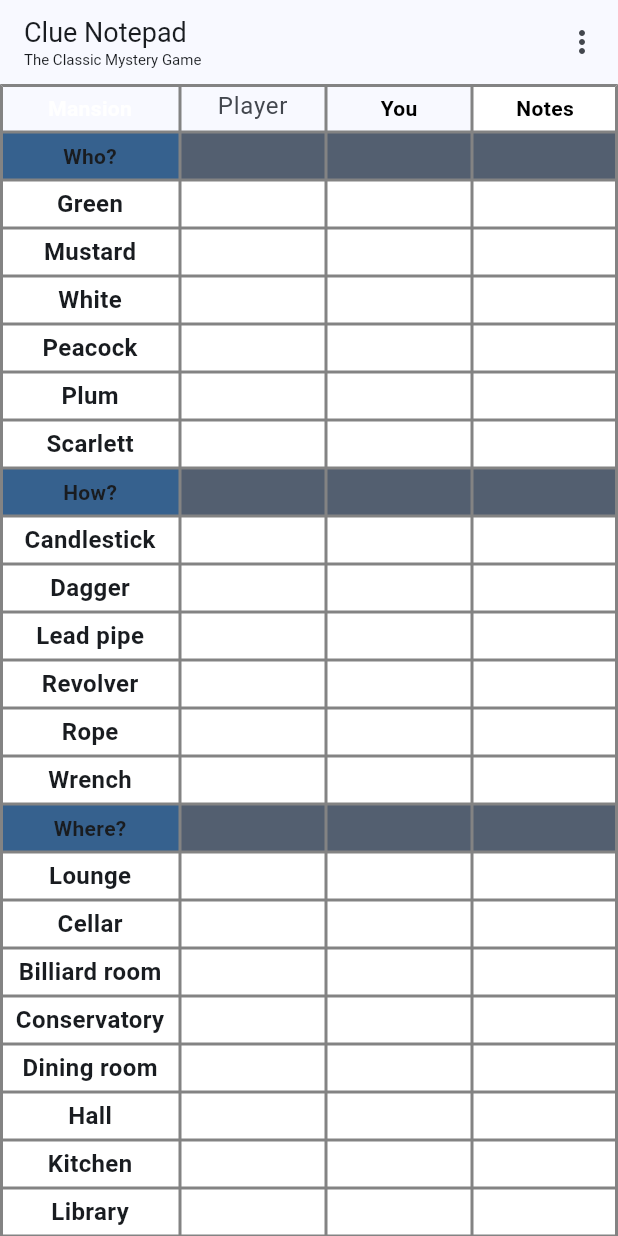
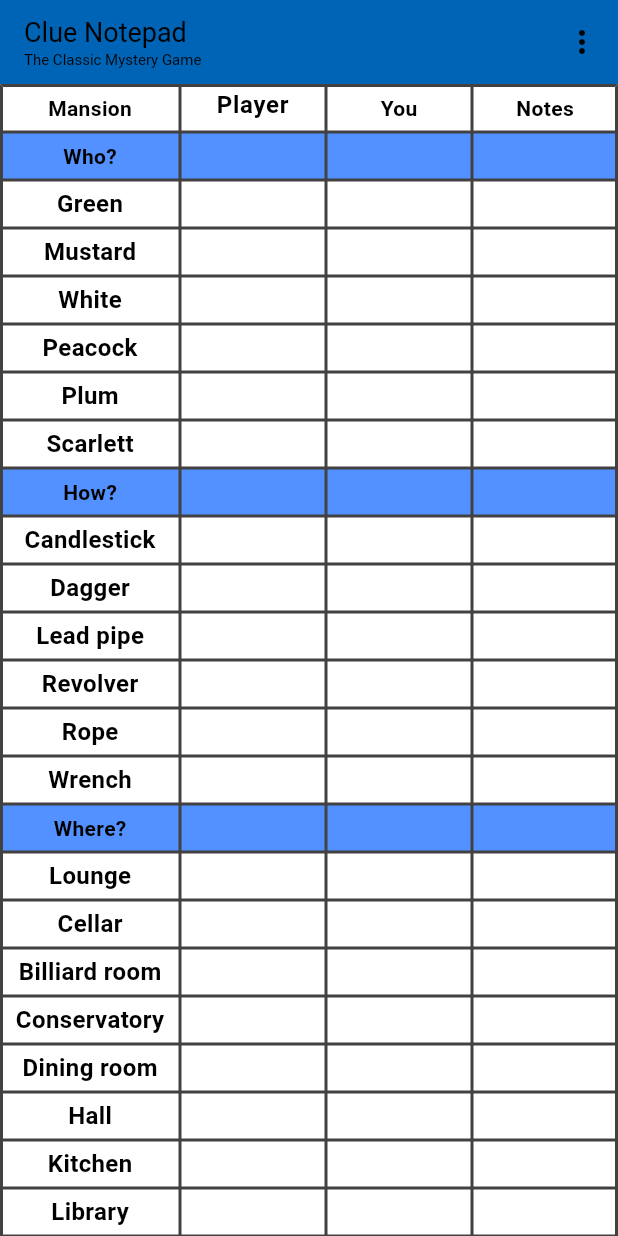
Before and after one commit to Cepeen/ClueNotepad, a Flutter app: the screen it shows after launch, on a phone screen of 412 x 824 dp. Run offline on Flutter 3.47's test engine with Material 3 defaults, Android fonts, the phone set to English and light mode, and no system bars; drawn by our look-alikes of auto_size_text; our stand-ins replace google_fonts, package_info_plus; generated files the repository leaves out were written again.

Commit message:
Cleaning ep2.

```diff
--- a/lib/tables.dart
+++ b/lib/tables.dart
@@ -147,9 +147,16 @@
       context.l10n?.roomOfRequirement
     ];
 
+    // Get the current selected theme from AppSettings
+    final appSettings = Provider.of<AppSettings>(context, listen: false);
+    final ThemeData selectedTheme = appSettings.selectedTheme;
+
     return SingleChildScrollView(
       child: Table(
-          border: TableBorder.all(width: 2, color: Color.fromARGB(255, 131, 131, 131)),
+        border: TableBorder.all(
+          width: 2,
+          color: Color.fromARGB(255, 65, 65, 65),
+        ),
         columnWidths: {
           0: FixedColumnWidth(120),
         },
@@ -159,14 +166,19 @@
             decoration: const BoxDecoration(),
             children: <Widget>[
               Container(
+                color: Colors.white,
                 alignment: Alignment.center,
                 padding: EdgeInsets.all(2.0),
-                  child: Text(context.l10n!.mansion,
-                      style: TextStyle(fontWeight: FontWeight.bold, color: Colors.white)),
+                child: Text(
+                  context.l10n!.mansion,
+                  style:
+                      TextStyle(fontWeight: FontWeight.bold, color: Color.fromARGB(255, 0, 0, 0)),
+                ),
                 height: 32,
               ),
               for (int i = 0; i <= widget.numberOfPlayers - 2; i++)
                 Container(
+                  color: Colors.white,
                   alignment: Alignment.center,
                   padding: EdgeInsets.all(2.0),
                   child: TextField(
@@ -177,15 +189,21 @@
                       enabledBorder: InputBorder.none,
                       errorBorder: InputBorder.none,
                       disabledBorder: InputBorder.none,
-                            contentPadding: EdgeInsets.only(left: 3, bottom: 10, top: 0, right: 3),
-                            hintText: context.l10n?.player)),
+                      hintText: context.l10n?.player,
+                      hintStyle: TextStyle(
+                          fontWeight: FontWeight.bold, color: Color.fromARGB(255, 0, 0, 0)),
+                    ),
+                  ),
                   height: 32,
                 ),
               Container(
+                color: Colors.white,
                 alignment: Alignment.center,
                 padding: EdgeInsets.all(2.0),
-                  child: Text(context.l10n!.you,
-                      style: TextStyle(fontWeight: FontWeight.bold, color: Colors.black)),
+                child: Text(
+                  context.l10n!.you,
+                  style: TextStyle(fontWeight: FontWeight.bold, color: Colors.black),
+                ),
                 height: 32,
               ),
               Container(
@@ -196,13 +214,13 @@
                       style: TextStyle(fontWeight: FontWeight.bold, color: Colors.black)),
                 ),
                 height: 32,
-                    color: Colors.white),
+                color: Colors.white,
+              ),
             ],
           ),
           if (Provider.of<AppSettings>(context, listen: false).selectedVersion == 1) ...[
             createSectionTableRow(context.l10n!.who, widget.numberOfPlayers, context),
-              for (var text in ktoArrayHasbro)
-                createClickableTableRow(text, widget.numberOfPlayers),
+            for (var text in ktoArrayHasbro) createClickableTableRow(text, widget.numberOfPlayers),
             createSectionTableRow(context.l10n!.how, widget.numberOfPlayers, context),
             for (var text in czymArrayHasbro)
               createClickableTableRow(text!, widget.numberOfPlayers),
@@ -241,8 +259,7 @@
               createClickableTableRow(text!, widget.numberOfPlayers),
           ] else ...[
             createSectionTableRow(context.l10n!.who, widget.numberOfPlayers, context),
-              for (var text in ktoArrayClassic)
-                createClickableTableRow(text, widget.numberOfPlayers),
+            for (var text in ktoArrayClassic) createClickableTableRow(text, widget.numberOfPlayers),
             createSectionTableRow(context.l10n!.how, widget.numberOfPlayers, context),
             for (var text in czymArrayClassic)
               createClickableTableRow(text!, widget.numberOfPlayers),
@@ -250,9 +267,9 @@
             for (var text in gdzieArrayClassic)
               createClickableTableRow(text!, widget.numberOfPlayers),
           ]
-          ]),
+        ],
+      ),
     );
-  }
   }
 
   TableRow createClickableTableRow(String text, int playersAmount) {
@@ -266,10 +283,12 @@
           child: Container(
             alignment: Alignment.center,
             padding: EdgeInsets.all(2.0),
-          child: AutoSizeText(text,
+            child: AutoSizeText(
+              text,
               style: TextStyle(fontWeight: FontWeight.bold, fontSize: 16),
               minFontSize: 8,
-              maxLines: 2),
+              maxLines: 2,
+            ),
             height: 32,
             color: Colors.white,
           ),
@@ -280,9 +299,13 @@
   }
 
   TableRow createSectionTableRow(String text, int playersAmount, BuildContext context) {
+    // Get the current selected theme from AppSettings
+    final appSettings = Provider.of<AppSettings>(context, listen: false);
+    final ThemeData selectedTheme = appSettings.selectedTheme;
+
     return TableRow(
       decoration: BoxDecoration(
-      color: Colors.white,
+        color: selectedTheme.colorScheme.secondary,
       ),
       children: <Widget>[
         Container(
@@ -290,11 +313,14 @@
           padding: EdgeInsets.all(2.0),
           child: Text(text, style: TextStyle(fontWeight: FontWeight.bold)),
           height: 32,
-        color: context.colorScheme.primary,
+          color: selectedTheme.colorScheme.secondary, // Apply primary color here if needed
         ),
         for (int i = 0; i <= playersAmount; i++)
           Container(
-            height: 32, color: context.colorScheme.secondary,), // Use getColorSecondary with context
+            height: 32,
+            color: selectedTheme.colorScheme.secondary,
+          ),
       ],
     );
   }
+}
--- a/lib/ui/global/theme/app_theme.dart
+++ b/lib/ui/global/theme/app_theme.dart
@@ -1,8 +1,62 @@
 import 'package:flutter/material.dart';
+import 'package:flutter/services.dart';
 
-final blueTheme = ThemeData(colorSchemeSeed: Colors.blue);
-final redTheme = ThemeData(colorSchemeSeed: Colors.red);
-final greenTheme = ThemeData(colorSchemeSeed: Colors.green);
-final yellowTheme = ThemeData(colorSchemeSeed: Colors.yellow);
-final purpleTheme = ThemeData(colorSchemeSeed: Colors.purple);
-final whiteTheme = ThemeData(colorSchemeSeed: Colors.blue[50]);
+final blueTheme = ThemeData(
+  primaryColor: Color(0xFF0064B6),
+  appBarTheme: AppBarTheme(
+    color: Color(0xFF0064B6),
+    systemOverlayStyle: SystemUiOverlayStyle.light,
+  ),
+  colorScheme: ColorScheme.fromSwatch().copyWith(secondary: Color(0xFF5291FF)),
+  scaffoldBackgroundColor: Color(0xFFFCFCFC),
+);
+
+final redTheme = ThemeData(
+  primaryColor: Color(0xFFFF382A),
+  appBarTheme: AppBarTheme(
+    color: Color(0xFFFF382A),
+    systemOverlayStyle: SystemUiOverlayStyle.light,
+  ),
+  colorScheme: ColorScheme.fromSwatch().copyWith(secondary: Color.fromARGB(255, 253, 89, 78)),
+  scaffoldBackgroundColor: Color(0xFFFCFCFC),
+);
+
+final greenTheme = ThemeData(
+  primaryColor: Color(0xFF2E9B31),
+  appBarTheme: AppBarTheme(
+    color: Color(0xFF2E9B31),
+    systemOverlayStyle: SystemUiOverlayStyle.light,
+  ),
+  colorScheme: ColorScheme.fromSwatch().copyWith(secondary: Color(0xFF5CCA78)),
+  scaffoldBackgroundColor: Color(0xFFFCFCFC),
+);
+
+final yellowTheme = ThemeData(
+  primaryColor: Color(0xFFC4B742),
+  appBarTheme: AppBarTheme(
+    color: Color(0xFFC4B742),
+    systemOverlayStyle: SystemUiOverlayStyle.light,
+  ),
+  colorScheme: ColorScheme.fromSwatch().copyWith(secondary: Color(0xFFFFFF8B)),
+  scaffoldBackgroundColor: Color(0xFFFCFCFC),
+);
+
+final purpleTheme = ThemeData(
+  primaryColor: Color(0xFF9C27B0),
+  appBarTheme: AppBarTheme(
+    color: Color(0xFF9C27B0),
+    systemOverlayStyle: SystemUiOverlayStyle.light,
+  ),
+  colorScheme: ColorScheme.fromSwatch().copyWith(secondary: Color(0xFFE040FB)),
+  scaffoldBackgroundColor: Color(0xFFFCFCFC),
+);
+
+final whiteTheme = ThemeData(
+  primaryColor: Color(0xFFAAAAAA),
+  appBarTheme: AppBarTheme(
+    color: Color(0xFFAAAAAA),
+    systemOverlayStyle: SystemUiOverlayStyle.dark,
+  ),
+  colorScheme: ColorScheme.fromSwatch().copyWith(secondary: Color.fromARGB(255, 190, 190, 190)),
+  scaffoldBackgroundColor: Color(0xFFFCFCFC),
+);
--- a/lib/widgets/set_player_dialog_option.dart
+++ b/lib/widgets/set_player_dialog_option.dart
@@ -1,4 +1,3 @@
-
 import 'package:clue_notepad/models/app_settings.dart';
 import 'package:flutter/material.dart';
 import 'package:provider/provider.dart';
@@ -16,7 +15,7 @@
         width: 40.0,
         height: 40.0,
         child: ElevatedButton(
-          child: Text('$numberOfPlayers'),
+          child: Text(textAlign: TextAlign.center, '$numberOfPlayers'),
           onPressed: () {
             context.read<AppSettings>().setPlayersInitial(numberOfPlayers);
             Navigator.of(context).pop();
```
Also changed, not shown: lib/widgets/app_content.dart (+19 -78 lines), lib/widgets/chose_edition_dialog.dart (added, +44 -0 lines), lib/widgets/set_color_dialog_option.dart (+15 -6 lines), lib/ui/theme_extensions.dart (line endings or trailing spaces). Lines whose indentation alone changed are shown as unchanged.
